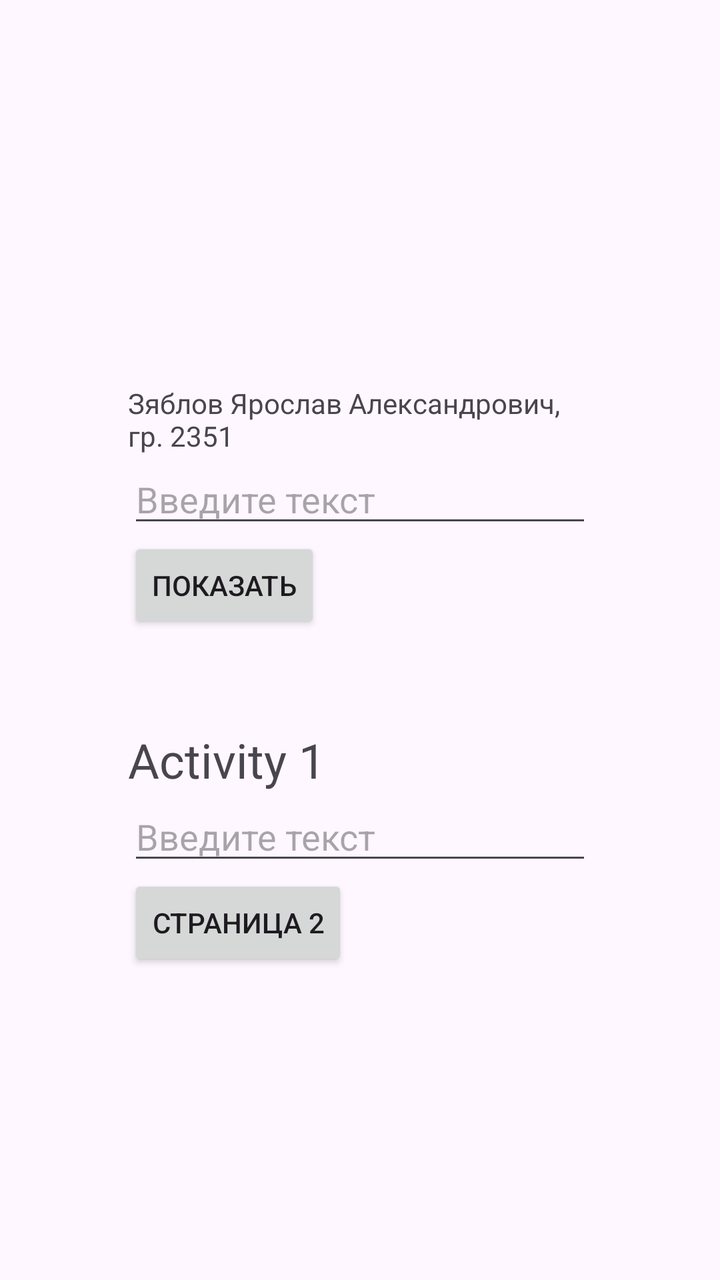
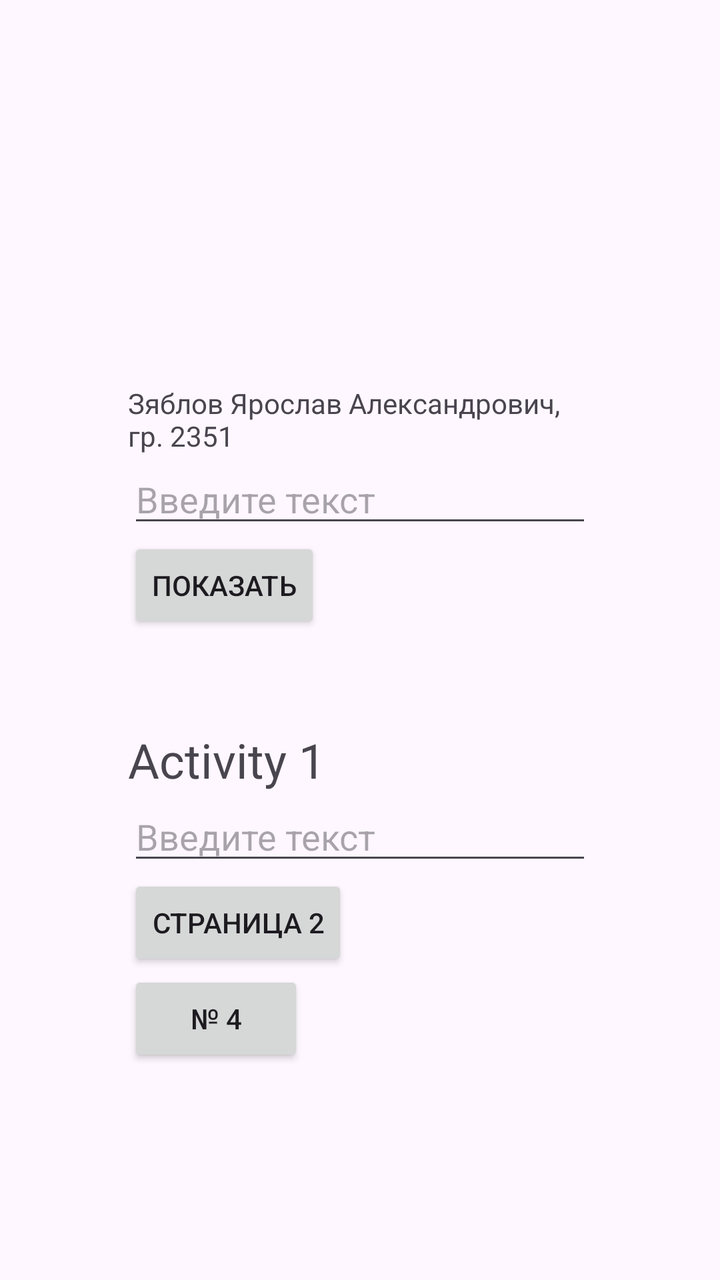

Two renders of the same Android screen: before a commit and after it. Below are the layout's source before the change and the commit's diff.
<!-- AndroidManifest.xml: application theme Theme.MyApplication -->
<!-- res/layout/activity_main.xml -->
<?xml version="1.0" encoding="utf-8"?>
<LinearLayout xmlns:android="http://schemas.android.com/apk/res/android"
    android:id="@+id/main"
    android:layout_width="match_parent"
    android:layout_height="match_parent"
    android:orientation="vertical"
    android:padding="64dp">

    
    <TextView
        android:id="@+id/fio"
        android:layout_width="match_parent"
        android:layout_height="wrap_content"
        android:layout_marginTop="128dp"
        android:text="@string/fio" />

    
    <EditText
        android:id="@+id/editTextName"
        android:layout_width="match_parent"
        android:layout_height="wrap_content"
        android:hint="Введите текст"
        android:inputType="text" />

    <Button
        android:id="@+id/buttonSend"
        android:layout_width="wrap_content"
        android:layout_height="wrap_content"
        android:text="Показать" />

    

    <TextView
        android:id="@+id/textViewResult"
        android:layout_width="match_parent"
        android:layout_height="wrap_content"
        android:textSize="20sp" />

    <TextView
        android:layout_width="match_parent"
        android:layout_height="wrap_content"
        android:layout_marginTop="20dp"
        android:text="Activity 1"
        android:textSize="24sp" />

    <EditText
        android:id="@+id/input1"
        android:layout_width="match_parent"
        android:layout_height="wrap_content"
        android:hint="Введите текст"
        android:inputType="text" />

    <Button
        android:id="@+id/next"
        android:layout_width="wrap_content"
        android:layout_height="wrap_content"
        android:text="Страница 2" />

</LinearLayout>
<!-- resources referenced by this layout -->
<resources>
  <string name="fio">Зяблов Ярослав Александрович, гр. 2351</string>
  <style name="Theme.MyApplication" parent="Base.Theme.MyApplication" />
  <style name="Base.Theme.MyApplication" parent="Theme.Material3.DayNight.NoActionBar">
          
          
      </style>
</resources>

<!-- the commit's change to res/layout/activity_main.xml (unified diff, before → after) -->
@@ -55,5 +55,10 @@
         android:layout_width="wrap_content"
         android:layout_height="wrap_content"
         android:text="Страница 2" />
+    <Button
+        android:id="@+id/btn4"
+        android:layout_width="wrap_content"
+        android:layout_height="wrap_content"
+        android:text="№ 4" />
 
 </LinearLayout>
